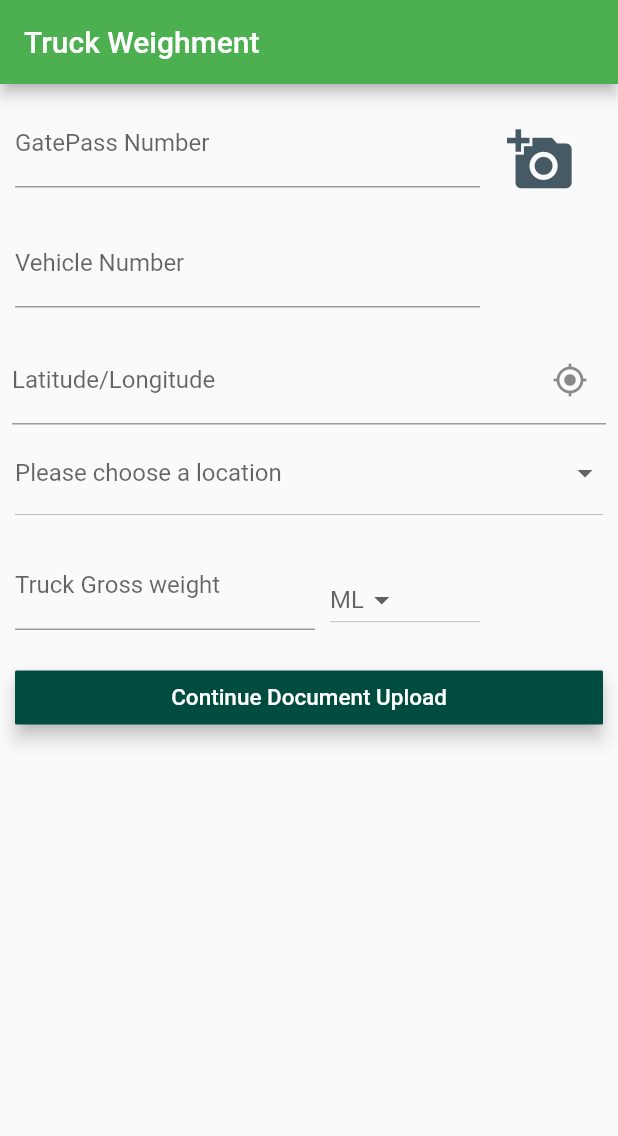
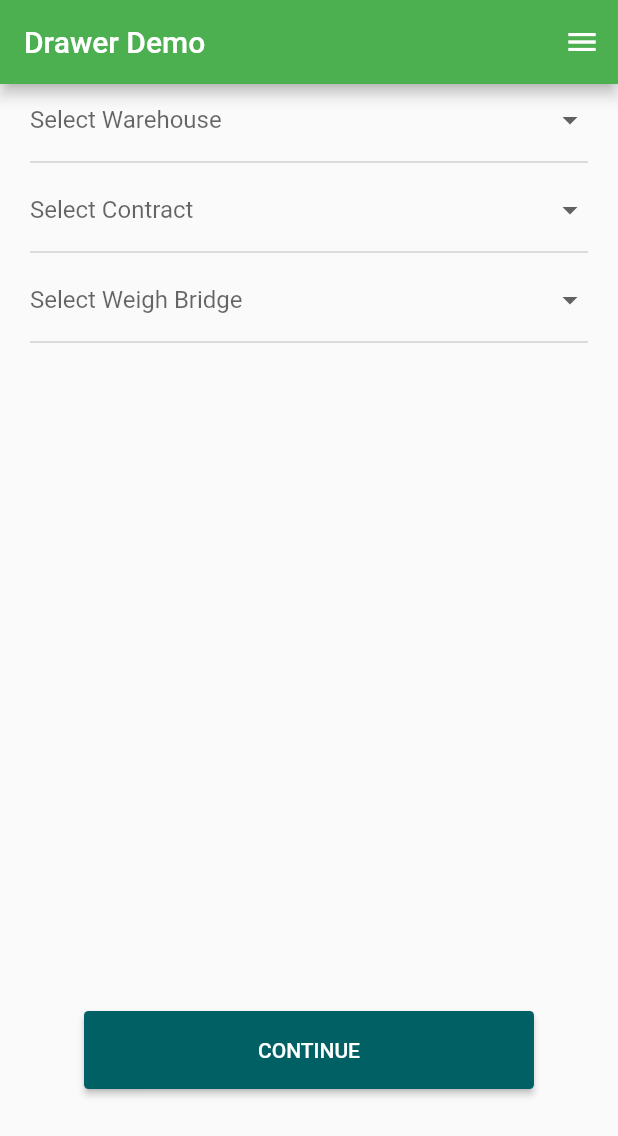
Before and after one commit to panchakarlavishnendra/Bluetooth, a Flutter app: the screen it shows after launch, on a phone screen of 412 x 824 dp. Shown: the top 1136 px of the screen. Run offline on Flutter 3.47's test engine with Material 2 defaults, Android fonts, the phone set to English and light mode, and no system bars; our stand-ins replace camera, flutter_bluetooth_serial, group_radio_button, image_picker, location, pin_code_fields; missing offline and left inert: geocoder.

Commit message:
warehouse contact screen added.

```diff
--- a/lib/main.dart
+++ b/lib/main.dart
@@ -1,10 +1,13 @@
 import 'package:camera/camera.dart';
 import 'package:flutter/material.dart';
+import 'package:flutter_bluetooth/screens/SelectWarehouseContactScreen.dart';
 import 'package:flutter_bluetooth/screens/camera.dart';
+import 'package:flutter_bluetooth/screens/mainpage.dart';
 
 
 Future<void> main() async {
   WidgetsFlutterBinding.ensureInitialized();
+
 
 
   runApp(MyApp());
@@ -15,13 +18,18 @@ class MyApp extends StatelessWidget {
 
   @override
   Widget build(BuildContext context) {
+    Widget initialScreen = MainPage();
+
     return MaterialApp(
       title: 'Flutter Native Demo',
       theme: ThemeData(
         primarySwatch: Colors.green,
         visualDensity: VisualDensity.adaptivePlatformDensity,
       ),
-      home: Camera(),
+      home: SelectWarehouseContacts(),
+      // routes: {
+      //   '/LaunchScreen': (BuildContext context) => new MainPage(),
+      // },
 
     );
   }
--- /dev/null
+++ b/lib/screens/SelectWarehouseContactScreen.dart
@@ -0,0 +1,265 @@
+import 'package:flutter/material.dart';
+
+
+
+class SelectWarehouseContacts extends StatefulWidget {
+
+  SelectWarehouseContacts({Key key}) : super(key: key);
+  @override
+  _SelectWarehouseContacts createState() => new _SelectWarehouseContacts();
+}
+
+class _SelectWarehouseContacts extends State<SelectWarehouseContacts> {
+
+  List<String> _locations = ['A', 'B', 'C', 'D'];
+  String _selectedLocation;
+
+  // @override
+  // Widget build(BuildContext context) {
+  //   return Scaffold(
+  //     appBar: AppBar(title: Text("Select Warehouse & Contacts"),backgroundColor: Colors.green[800],),
+    //   body:Column(
+    //     children: <Widget>[
+    // Container(
+    //   height: MediaQuery.of(context).size.height*0.75,
+    //   width:MediaQuery.of(context).size.width*1,
+    //       child: ListView(
+    //           children: <Widget>[
+    //        Padding(
+    //         padding: EdgeInsets.symmetric(horizontal: 20),
+    //         child: Container(
+    //           height: 60,
+    //             width:MediaQuery.of(context).size.width*0.85,
+    //           child: DropdownButton(
+    //             hint: Text(
+    //                 'Select Warehouse'), // Not necessary for Option 1
+    //             value: _selectedLocation,
+    //             isExpanded: true,
+    //             onChanged: (newValue) {
+    //               setState(() {
+    //                 _selectedLocation = newValue;
+    //               });
+    //             },
+    //             items: _locations.map((location) {
+    //               return DropdownMenuItem(
+    //                 child: new Text(location),
+    //                 value: location,
+    //               );
+    //             }).toList(),
+    //           ),
+    //         ),
+    //       ),
+    //             Padding(
+    //               padding: EdgeInsets.symmetric(horizontal: 20),
+    //               child: Container(
+    //                 height: 60,
+    //                 width:MediaQuery.of(context).size.width*0.85,
+    //                 child: DropdownButton(
+    //                   hint: Text(
+    //                       'Select Contract'), // Not necessary for Option 1
+    //                   value: _selectedLocation,
+    //                   isExpanded: true,
+    //                   onChanged: (newValue) {
+    //                     setState(() {
+    //                       _selectedLocation = newValue;
+    //                     });
+    //                   },
+    //                   items: _locations.map((location) {
+    //                     return DropdownMenuItem(
+    //                       child: new Text(location),
+    //                       value: location,
+    //                     );
+    //                   }).toList(),
+    //                 ),
+    //               ),
+    //             ),
+    //             Padding(
+    //               padding: EdgeInsets.symmetric(horizontal: 20),
+    //               child: Container(
+    //                 height: 60,
+    //                 width:MediaQuery.of(context).size.width*0.85,
+    //                 child: DropdownButton(
+    //                   hint: Text(
+    //                       'Select Weigh Bridge'), // Not necessary for Option 1
+    //                   value: _selectedLocation,
+    //                   isExpanded: true,
+    //                   onChanged: (newValue) {
+    //                     setState(() {
+    //                       _selectedLocation = newValue;
+    //                     });
+    //                   },
+    //                   items: _locations.map((location) {
+    //                     return DropdownMenuItem(
+    //                       child: new Text(location),
+    //                       value: location,
+    //                     );
+    //                   }).toList(),
+    //                 ),
+    //               ),
+    //             ),
+    //             SizedBox(height: 30),
+    //
+    //     ]
+    //
+    //     ),
+    //
+    //
+    //
+    //   ),
+    //   RaisedButton(
+    //
+    //     shape: RoundedRectangleBorder(
+    //         borderRadius: BorderRadius.circular(3.0),
+    //        ),
+    //     onPressed: () {},
+    //     color: Colors.cyan[900],
+    //     textColor: Colors.white,
+    //     child: Padding(
+    //       padding: const EdgeInsets.only(left:100, right: 100, top: 18, bottom: 18),
+    //       child: Text("Continue".toUpperCase(),
+    //           style: TextStyle(fontSize: 14)),
+    //     ),
+    //   )
+    // ]
+    //
+    // )
+        final GlobalKey<ScaffoldState> _scaffoldKey = GlobalKey<ScaffoldState>();
+
+    void _openEndDrawer() {
+      _scaffoldKey.currentState.openEndDrawer();
+    }
+
+    void _closeEndDrawer() {
+      Navigator.of(context).pop();
+    }
+
+    @override
+    Widget build(BuildContext context) {
+      return Scaffold(
+        key: _scaffoldKey,
+        appBar: AppBar(title: Text('Drawer Demo')),
+        body: Column(
+            children: <Widget>[
+              Container(
+                height: MediaQuery.of(context).size.height*0.75,
+                width:MediaQuery.of(context).size.width*1,
+                child: ListView(
+                    children: <Widget>[
+                      Padding(
+                        padding: EdgeInsets.symmetric(horizontal: 20),
+                        child: Container(
+                          height: 60,
+                          width:MediaQuery.of(context).size.width*0.85,
+                          child: DropdownButton(
+                            hint: Text(
+                                'Select Warehouse'), // Not necessary for Option 1
+                            value: _selectedLocation,
+                            isExpanded: true,
+                            onChanged: (newValue) {
+                              setState(() {
+                                _selectedLocation = newValue;
+                              });
+                            },
+                            items: _locations.map((location) {
+                              return DropdownMenuItem(
+                                child: new Text(location),
+                                value: location,
+                              );
+                            }).toList(),
+                          ),
+                        ),
+                      ),
+                      Padding(
+                        padding: EdgeInsets.symmetric(horizontal: 20),
+                        child: Container(
+                          height: 60,
+                          width:MediaQuery.of(context).size.width*0.85,
+                          child: DropdownButton(
+                            hint: Text(
+                                'Select Contract'), // Not necessary for Option 1
+                            value: _selectedLocation,
+                            isExpanded: true,
+                            onChanged: (newValue) {
+                              setState(() {
+                                _selectedLocation = newValue;
+                              });
+                            },
+                            items: _locations.map((location) {
+                              return DropdownMenuItem(
+                                child: new Text(location),
+                                value: location,
+                              );
+                            }).toList(),
+                          ),
+                        ),
+                      ),
+                      Padding(
+                        padding: EdgeInsets.symmetric(horizontal: 20),
+                        child: Container(
+                          height: 60,
+                          width:MediaQuery.of(context).size.width*0.85,
+                          child: DropdownButton(
+                            hint: Text(
+                                'Select Weigh Bridge'), // Not necessary for Option 1
+                            value: _selectedLocation,
+                            isExpanded: true,
+                            onChanged: (newValue) {
+                              setState(() {
+                                _selectedLocation = newValue;
+                              });
+                            },
+                            items: _locations.map((location) {
+                              return DropdownMenuItem(
+                                child: new Text(location),
+                                value: location,
+                              );
+                            }).toList(),
+                          ),
+                        ),
+                      ),
+                      SizedBox(height: 30),
+
+                    ]
+
+                ),
+
+
+
+              ),
+              RaisedButton(
+
+                shape: RoundedRectangleBorder(
+                  borderRadius: BorderRadius.circular(3.0),
+                ),
+                onPressed: () {},
+                color: Colors.cyan[900],
+                textColor: Colors.white,
+                child: Padding(
+                  padding: const EdgeInsets.only(left:100, right: 100, top: 18, bottom: 18),
+                  child: Text("Continue".toUpperCase(),
+                      style: TextStyle(fontSize: 14)),
+                ),
+              )
+            ]
+
+        ),
+        endDrawer: Drawer(
+        child: Center(
+        child: Column(
+        mainAxisAlignment: MainAxisAlignment.center,
+        children: <Widget>[
+          const Text('This is the Drawer'),
+          ElevatedButton(
+            onPressed: _closeEndDrawer,
+            child: const Text('Close Drawer'),
+          ),
+        ],
+      ),
+      ),
+      ),
+      // Disable opening the end drawer with a swipe gesture.
+      endDrawerEnableOpenDragGesture: false,
+      );
+
+  }
+}
--- a/lib/screens/camera.dart
+++ b/lib/screens/camera.dart
@@ -22,7 +22,7 @@ CaptureTopView,
 GatePass }
 
 class Camera extends StatefulWidget {
-
+  static const routeName = '/Camera';
   Camera({Key key}) : super(key: key);
   @override
   _Camera createState() => new _Camera();
```
Also changed, not shown: lib/screens/TestScreen.dart (added, +61 -0 lines), lib/screens/chat.dart (renamed from lib/screens/ChartPage.dart, +4 -4 lines), lib/screens/mainpage.dart (+50 -3 lines).
